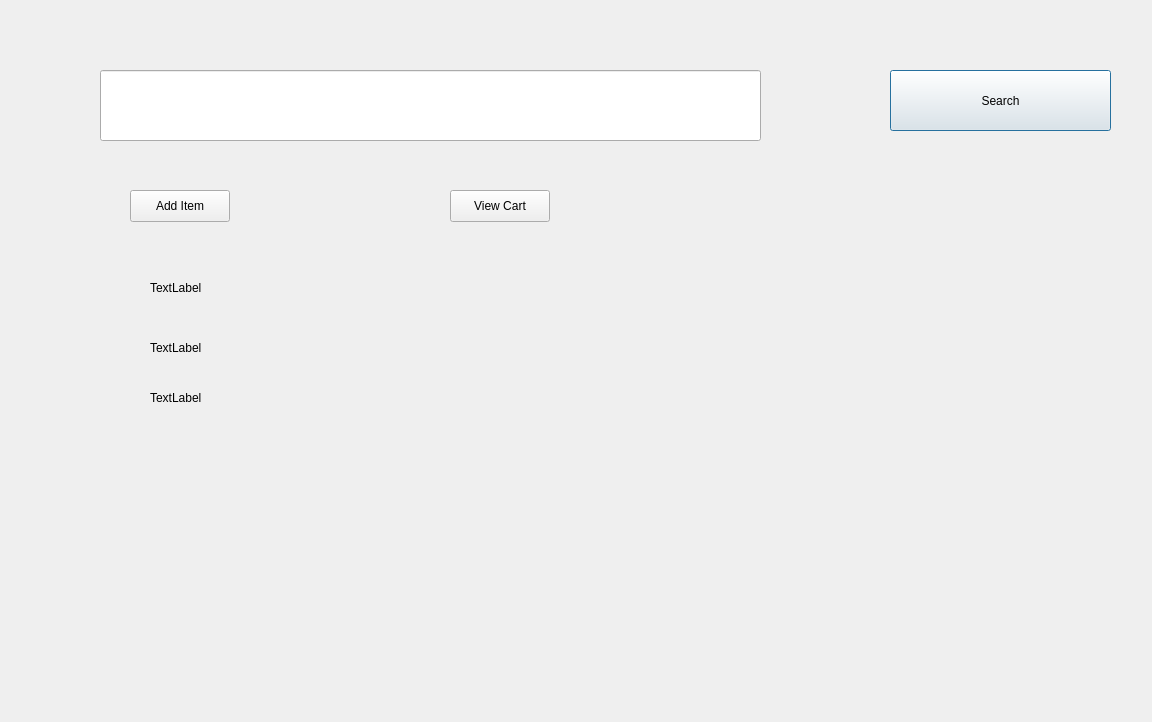
ghadasherif/InstaShop-Application, file butcheryandseafood.ui: the form before one commit.
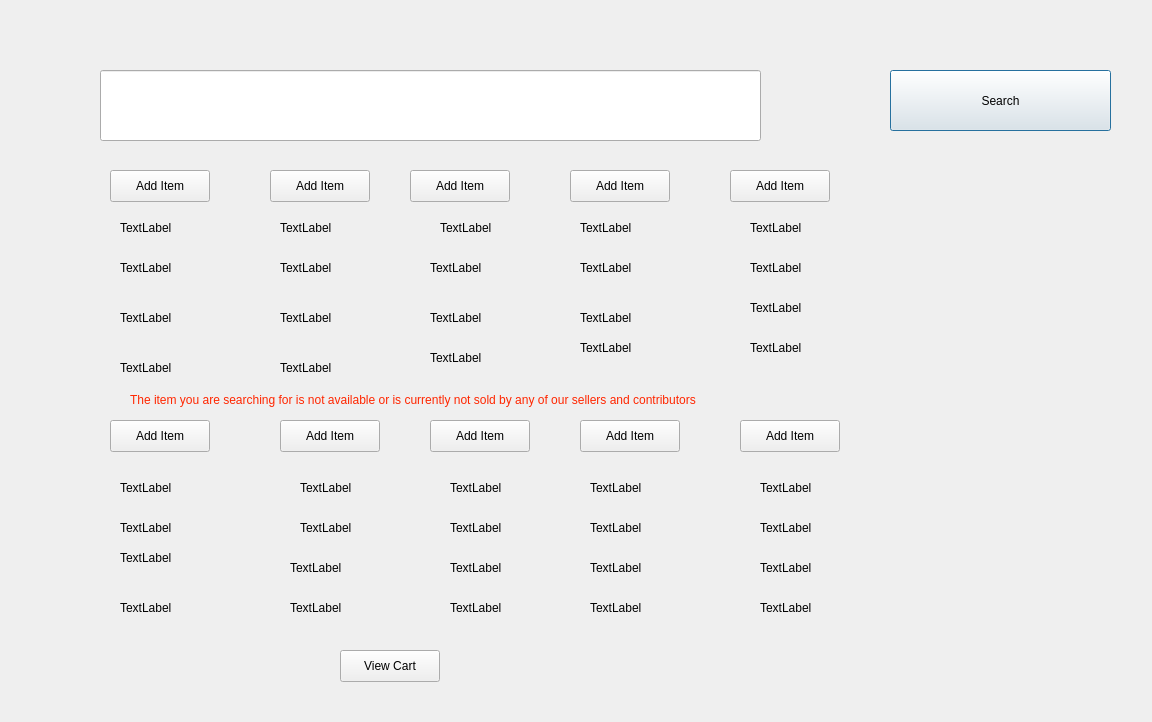
The form after the commit.

```diff
--- a/butcheryandseafood.ui
+++ b/butcheryandseafood.ui
@@ -39,8 +39,8 @@
   <widget class="QLabel" name="label_productnamebutchery">
    <property name="geometry">
     <rect>
-     <x>150</x>
-     <y>280</y>
+     <x>120</x>
+     <y>220</y>
      <width>58</width>
      <height>16</height>
     </rect>
@@ -52,8 +52,8 @@
   <widget class="QLabel" name="label_butcheryproductprice">
    <property name="geometry">
     <rect>
-     <x>150</x>
-     <y>340</y>
+     <x>120</x>
+     <y>260</y>
      <width>58</width>
      <height>16</height>
     </rect>
@@ -65,8 +65,8 @@
   <widget class="QLabel" name="label_butcheryproductdesc">
    <property name="geometry">
     <rect>
-     <x>150</x>
-     <y>390</y>
+     <x>120</x>
+     <y>310</y>
      <width>61</width>
      <height>16</height>
     </rect>
@@ -75,24 +75,11 @@
     <string>TextLabel</string>
    </property>
   </widget>
-  <widget class="QLabel" name="label_butcheryproductimage">
-   <property name="geometry">
-    <rect>
-     <x>150</x>
-     <y>440</y>
-     <width>401</width>
-     <height>221</height>
-    </rect>
-   </property>
-   <property name="text">
-    <string/>
-   </property>
-  </widget>
   <widget class="QPushButton" name="pushButton_addbutcheryproduct">
    <property name="geometry">
     <rect>
-     <x>130</x>
-     <y>190</y>
+     <x>110</x>
+     <y>170</y>
      <width>100</width>
      <height>32</height>
     </rect>
@@ -104,8 +91,8 @@
   <widget class="QPushButton" name="pushButton_viewbutcheryproduct">
    <property name="geometry">
     <rect>
-     <x>450</x>
-     <y>190</y>
+     <x>340</x>
+     <y>650</y>
      <width>100</width>
      <height>32</height>
     </rect>
@@ -114,6 +101,617 @@
     <string>View Cart</string>
    </property>
   </widget>
+  <widget class="QLabel" name="label_butcheryproductimagelink1">
+   <property name="geometry">
+    <rect>
+     <x>120</x>
+     <y>360</y>
+     <width>61</width>
+     <height>16</height>
+    </rect>
+   </property>
+   <property name="text">
+    <string>TextLabel</string>
+   </property>
+  </widget>
+  <widget class="QPushButton" name="pushButton_addbutcheryproduct_2">
+   <property name="geometry">
+    <rect>
+     <x>270</x>
+     <y>170</y>
+     <width>100</width>
+     <height>32</height>
+    </rect>
+   </property>
+   <property name="text">
+    <string>Add Item</string>
+   </property>
+  </widget>
+  <widget class="QLabel" name="label_productnamebutchery_2">
+   <property name="geometry">
+    <rect>
+     <x>280</x>
+     <y>220</y>
+     <width>58</width>
+     <height>16</height>
+    </rect>
+   </property>
+   <property name="text">
+    <string>TextLabel</string>
+   </property>
+  </widget>
+  <widget class="QLabel" name="label_butcheryproductprice_2">
+   <property name="geometry">
+    <rect>
+     <x>280</x>
+     <y>260</y>
+     <width>58</width>
+     <height>16</height>
+    </rect>
+   </property>
+   <property name="text">
+    <string>TextLabel</string>
+   </property>
+  </widget>
+  <widget class="QLabel" name="label_butcheryproductdesc_2">
+   <property name="geometry">
+    <rect>
+     <x>280</x>
+     <y>310</y>
+     <width>61</width>
+     <height>16</height>
+    </rect>
+   </property>
+   <property name="text">
+    <string>TextLabel</string>
+   </property>
+  </widget>
+  <widget class="QLabel" name="label_butcheryproductimagelink_2">
+   <property name="geometry">
+    <rect>
+     <x>280</x>
+     <y>360</y>
+     <width>61</width>
+     <height>16</height>
+    </rect>
+   </property>
+   <property name="text">
+    <string>TextLabel</string>
+   </property>
+  </widget>
+  <widget class="QPushButton" name="pushButton_addbutcheryproduct_3">
+   <property name="geometry">
+    <rect>
+     <x>410</x>
+     <y>170</y>
+     <width>100</width>
+     <height>32</height>
+    </rect>
+   </property>
+   <property name="text">
+    <string>Add Item</string>
+   </property>
+  </widget>
+  <widget class="QLabel" name="label_productnamebutchery3">
+   <property name="geometry">
+    <rect>
+     <x>440</x>
+     <y>220</y>
+     <width>58</width>
+     <height>16</height>
+    </rect>
+   </property>
+   <property name="text">
+    <string>TextLabel</string>
+   </property>
+  </widget>
+  <widget class="QLabel" name="label_butcheryproductprice_3">
+   <property name="geometry">
+    <rect>
+     <x>430</x>
+     <y>260</y>
+     <width>58</width>
+     <height>16</height>
+    </rect>
+   </property>
+   <property name="text">
+    <string>TextLabel</string>
+   </property>
+  </widget>
+  <widget class="QLabel" name="label_butcheryproductdesc_3">
+   <property name="geometry">
+    <rect>
+     <x>430</x>
+     <y>310</y>
+     <width>61</width>
+     <height>16</height>
+    </rect>
+   </property>
+   <property name="text">
+    <string>TextLabel</string>
+   </property>
+  </widget>
+  <widget class="QLabel" name="label_butcheryproductimagelink_3">
+   <property name="geometry">
+    <rect>
+     <x>430</x>
+     <y>350</y>
+     <width>61</width>
+     <height>16</height>
+    </rect>
+   </property>
+   <property name="text">
+    <string>TextLabel</string>
+   </property>
+  </widget>
+  <widget class="QPushButton" name="pushButton_addbutcheryproduct_4">
+   <property name="geometry">
+    <rect>
+     <x>570</x>
+     <y>170</y>
+     <width>100</width>
+     <height>32</height>
+    </rect>
+   </property>
+   <property name="text">
+    <string>Add Item</string>
+   </property>
+  </widget>
+  <widget class="QLabel" name="label_productnamebutchery_4">
+   <property name="geometry">
+    <rect>
+     <x>580</x>
+     <y>220</y>
+     <width>58</width>
+     <height>16</height>
+    </rect>
+   </property>
+   <property name="text">
+    <string>TextLabel</string>
+   </property>
+  </widget>
+  <widget class="QLabel" name="label_butcheryproductprice_4">
+   <property name="geometry">
+    <rect>
+     <x>580</x>
+     <y>260</y>
+     <width>58</width>
+     <height>16</height>
+    </rect>
+   </property>
+   <property name="text">
+    <string>TextLabel</string>
+   </property>
+  </widget>
+  <widget class="QLabel" name="label_butcheryproductdesc_4">
+   <property name="geometry">
+    <rect>
+     <x>580</x>
+     <y>310</y>
+     <width>61</width>
+     <height>16</height>
+    </rect>
+   </property>
+   <property name="text">
+    <string>TextLabel</string>
+   </property>
+  </widget>
+  <widget class="QLabel" name="label_butcheryproductimagelink_4">
+   <property name="geometry">
+    <rect>
+     <x>580</x>
+     <y>340</y>
+     <width>61</width>
+     <height>16</height>
+    </rect>
+   </property>
+   <property name="text">
+    <string>TextLabel</string>
+   </property>
+  </widget>
+  <widget class="QPushButton" name="pushButton_addbutcheryproduct_5">
+   <property name="geometry">
+    <rect>
+     <x>730</x>
+     <y>170</y>
+     <width>100</width>
+     <height>32</height>
+    </rect>
+   </property>
+   <property name="text">
+    <string>Add Item</string>
+   </property>
+  </widget>
+  <widget class="QLabel" name="label_productnamebutchery_5">
+   <property name="geometry">
+    <rect>
+     <x>750</x>
+     <y>220</y>
+     <width>58</width>
+     <height>16</height>
+    </rect>
+   </property>
+   <property name="text">
+    <string>TextLabel</string>
+   </property>
+  </widget>
+  <widget class="QLabel" name="label_butcheryproductprice_5">
+   <property name="geometry">
+    <rect>
+     <x>750</x>
+     <y>260</y>
+     <width>58</width>
+     <height>16</height>
+    </rect>
+   </property>
+   <property name="text">
+    <string>TextLabel</string>
+   </property>
+  </widget>
+  <widget class="QLabel" name="label_butcheryproductdesc_5">
+   <property name="geometry">
+    <rect>
+     <x>750</x>
+     <y>300</y>
+     <width>61</width>
+     <height>16</height>
+    </rect>
+   </property>
+   <property name="text">
+    <string>TextLabel</string>
+   </property>
+  </widget>
+  <widget class="QLabel" name="label_butcheryproductimagelink_5">
+   <property name="geometry">
+    <rect>
+     <x>750</x>
+     <y>340</y>
+     <width>61</width>
+     <height>16</height>
+    </rect>
+   </property>
+   <property name="text">
+    <string>TextLabel</string>
+   </property>
+  </widget>
+  <widget class="QPushButton" name="pushButton_addbutcheryproduct_6">
+   <property name="geometry">
+    <rect>
+     <x>110</x>
+     <y>420</y>
+     <width>100</width>
+     <height>32</height>
+    </rect>
+   </property>
+   <property name="text">
+    <string>Add Item</string>
+   </property>
+  </widget>
+  <widget class="QLabel" name="label_productnamebutchery_6">
+   <property name="geometry">
+    <rect>
+     <x>120</x>
+     <y>480</y>
+     <width>58</width>
+     <height>16</height>
+    </rect>
+   </property>
+   <property name="text">
+    <string>TextLabel</string>
+   </property>
+  </widget>
+  <widget class="QLabel" name="label_butcheryproductprice_6">
+   <property name="geometry">
+    <rect>
+     <x>120</x>
+     <y>520</y>
+     <width>58</width>
+     <height>16</height>
+    </rect>
+   </property>
+   <property name="text">
+    <string>TextLabel</string>
+   </property>
+  </widget>
+  <widget class="QLabel" name="label_butcheryproductdesc_6">
+   <property name="geometry">
+    <rect>
+     <x>120</x>
+     <y>550</y>
+     <width>61</width>
+     <height>16</height>
+    </rect>
+   </property>
+   <property name="text">
+    <string>TextLabel</string>
+   </property>
+  </widget>
+  <widget class="QLabel" name="label_butcheryproductimagelink_6">
+   <property name="geometry">
+    <rect>
+     <x>120</x>
+     <y>600</y>
+     <width>61</width>
+     <height>16</height>
+    </rect>
+   </property>
+   <property name="text">
+    <string>TextLabel</string>
+   </property>
+  </widget>
+  <widget class="QPushButton" name="pushButton_addbutcheryproduct_7">
+   <property name="geometry">
+    <rect>
+     <x>280</x>
+     <y>420</y>
+     <width>100</width>
+     <height>32</height>
+    </rect>
+   </property>
+   <property name="text">
+    <string>Add Item</string>
+   </property>
+  </widget>
+  <widget class="QLabel" name="label_productnamebutchery_7">
+   <property name="geometry">
+    <rect>
+     <x>300</x>
+     <y>480</y>
+     <width>58</width>
+     <height>16</height>
+    </rect>
+   </property>
+   <property name="text">
+    <string>TextLabel</string>
+   </property>
+  </widget>
+  <widget class="QLabel" name="label_butcheryproductprice_7">
+   <property name="geometry">
+    <rect>
+     <x>300</x>
+     <y>520</y>
+     <width>58</width>
+     <height>16</height>
+    </rect>
+   </property>
+   <property name="text">
+    <string>TextLabel</string>
+   </property>
+  </widget>
+  <widget class="QLabel" name="label_butcheryproductdesc_7">
+   <property name="geometry">
+    <rect>
+     <x>290</x>
+     <y>560</y>
+     <width>61</width>
+     <height>16</height>
+    </rect>
+   </property>
+   <property name="text">
+    <string>TextLabel</string>
+   </property>
+  </widget>
+  <widget class="QLabel" name="label_butcheryproductimagelink_7">
+   <property name="geometry">
+    <rect>
+     <x>290</x>
+     <y>600</y>
+     <width>61</width>
+     <height>16</height>
+    </rect>
+   </property>
+   <property name="text">
+    <string>TextLabel</string>
+   </property>
+  </widget>
+  <widget class="QPushButton" name="pushButton_addbutcheryproduct_8">
+   <property name="geometry">
+    <rect>
+     <x>430</x>
+     <y>420</y>
+     <width>100</width>
+     <height>32</height>
+    </rect>
+   </property>
+   <property name="text">
+    <string>Add Item</string>
+   </property>
+  </widget>
+  <widget class="QLabel" name="label_productnamebutchery_8">
+   <property name="geometry">
+    <rect>
+     <x>450</x>
+     <y>480</y>
+     <width>58</width>
+     <height>16</height>
+    </rect>
+   </property>
+   <property name="text">
+    <string>TextLabel</string>
+   </property>
+  </widget>
+  <widget class="QLabel" name="label_butcheryproductprice_8">
+   <property name="geometry">
+    <rect>
+     <x>450</x>
+     <y>520</y>
+     <width>58</width>
+     <height>16</height>
+    </rect>
+   </property>
+   <property name="text">
+    <string>TextLabel</string>
+   </property>
+  </widget>
+  <widget class="QLabel" name="label_butcheryproductdesc_8">
+   <property name="geometry">
+    <rect>
+     <x>450</x>
+     <y>560</y>
+     <width>61</width>
+     <height>16</height>
+    </rect>
+   </property>
+   <property name="text">
+    <string>TextLabel</string>
+   </property>
+  </widget>
+  <widget class="QLabel" name="label_butcheryproductimagelink_8">
+   <property name="geometry">
+    <rect>
+     <x>450</x>
+     <y>600</y>
+     <width>61</width>
+     <height>16</height>
+    </rect>
+   </property>
+   <property name="text">
+    <string>TextLabel</string>
+   </property>
+  </widget>
+  <widget class="QPushButton" name="pushButton_addbutcheryproduct_9">
+   <property name="geometry">
+    <rect>
+     <x>580</x>
+     <y>420</y>
+     <width>100</width>
+     <height>32</height>
+    </rect>
+   </property>
+   <property name="text">
+    <string>Add Item</string>
+   </property>
+  </widget>
+  <widget class="QLabel" name="label_productnamebutchery_9">
+   <property name="geometry">
+    <rect>
+     <x>590</x>
+     <y>480</y>
+     <width>58</width>
+     <height>16</height>
+    </rect>
+   </property>
+   <property name="text">
+    <string>TextLabel</string>
+   </property>
+  </widget>
+  <widget class="QLabel" name="label_butcheryproductprice_9">
+   <property name="geometry">
+    <rect>
+     <x>590</x>
+     <y>520</y>
+     <width>58</width>
+     <height>16</height>
+    </rect>
+   </property>
+   <property name="text">
+    <string>TextLabel</string>
+   </property>
+  </widget>
+  <widget class="QLabel" name="label_butcheryproductdesc_9">
+   <property name="geometry">
+    <rect>
+     <x>590</x>
+     <y>560</y>
+     <width>61</width>
+     <height>16</height>
+    </rect>
+   </property>
+   <property name="text">
+    <string>TextLabel</string>
+   </property>
+  </widget>
+  <widget class="QLabel" name="label_butcheryproductimagelink_9">
+   <property name="geometry">
+    <rect>
+     <x>590</x>
+     <y>600</y>
+     <width>61</width>
+     <height>16</height>
+    </rect>
+   </property>
+   <property name="text">
+    <string>TextLabel</string>
+   </property>
+  </widget>
+  <widget class="QPushButton" name="pushButton_addbutcheryproduct_10">
+   <property name="geometry">
+    <rect>
+     <x>740</x>
+     <y>420</y>
+     <width>100</width>
+     <height>32</height>
+    </rect>
+   </property>
+   <property name="text">
+    <string>Add Item</string>
+   </property>
+  </widget>
+  <widget class="QLabel" name="label_productnamebutchery_10">
+   <property name="geometry">
+    <rect>
+     <x>760</x>
+     <y>480</y>
+     <width>58</width>
+     <height>16</height>
+    </rect>
+   </property>
+   <property name="text">
+    <string>TextLabel</string>
+   </property>
+  </widget>
+  <widget class="QLabel" name="label_butcheryproductprice_10">
+   <property name="geometry">
+    <rect>
+     <x>760</x>
+     <y>520</y>
+     <width>58</width>
+     <height>16</height>
+    </rect>
+   </property>
+   <property name="text">
+    <string>TextLabel</string>
+   </property>
+  </widget>
+  <widget class="QLabel" name="label_butcheryproductdesc_10">
+   <property name="geometry">
+    <rect>
+     <x>760</x>
+     <y>560</y>
+     <width>61</width>
+     <height>16</height>
+    </rect>
+   </property>
+   <property name="text">
+    <string>TextLabel</string>
+   </property>
+  </widget>
+  <widget class="QLabel" name="label_butcheryproductimagelink_10">
+   <property name="geometry">
+    <rect>
+     <x>760</x>
+     <y>600</y>
+     <width>61</width>
+     <height>16</height>
+    </rect>
+   </property>
+   <property name="text">
+    <string>TextLabel</string>
+   </property>
+  </widget>
+  <widget class="QLabel" name="label_errormessagebutchery">
+   <property name="geometry">
+    <rect>
+     <x>130</x>
+     <y>390</y>
+     <width>811</width>
+     <height>20</height>
+    </rect>
+   </property>
+   <property name="text">
+    <string>&lt;html&gt;&lt;head/&gt;&lt;body&gt;&lt;p&gt;&lt;span style=&quot; color:#ff2600;&quot;&gt;The item you are searching for is not available or is currently not sold by any of our sellers and contributors&lt;/span&gt;&lt;/p&gt;&lt;/body&gt;&lt;/html&gt;</string>
+   </property>
+  </widget>
  </widget>
  <resources/>
  <connections/>
```
